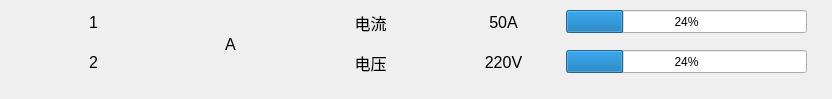
Before: the Qt Designer form BusBar-Qt/setting/setline/setlineitem.ui in ChinaClever/BusBar, drawn with Qt 5.
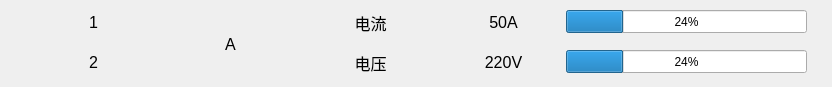
After: the same form once the commit is applied. Custom widgets are drawn as their Qt base class.

The edit to the form file:
```diff
--- a/BusBar-Qt/setting/setline/setlineitem.ui
+++ b/BusBar-Qt/setting/setline/setlineitem.ui
@@ -7,7 +7,7 @@
     <x>0</x>
     <y>0</y>
     <width>832</width>
-    <height>99</height>
+    <height>87</height>
    </rect>
   </property>
   <property name="windowTitle">
```
